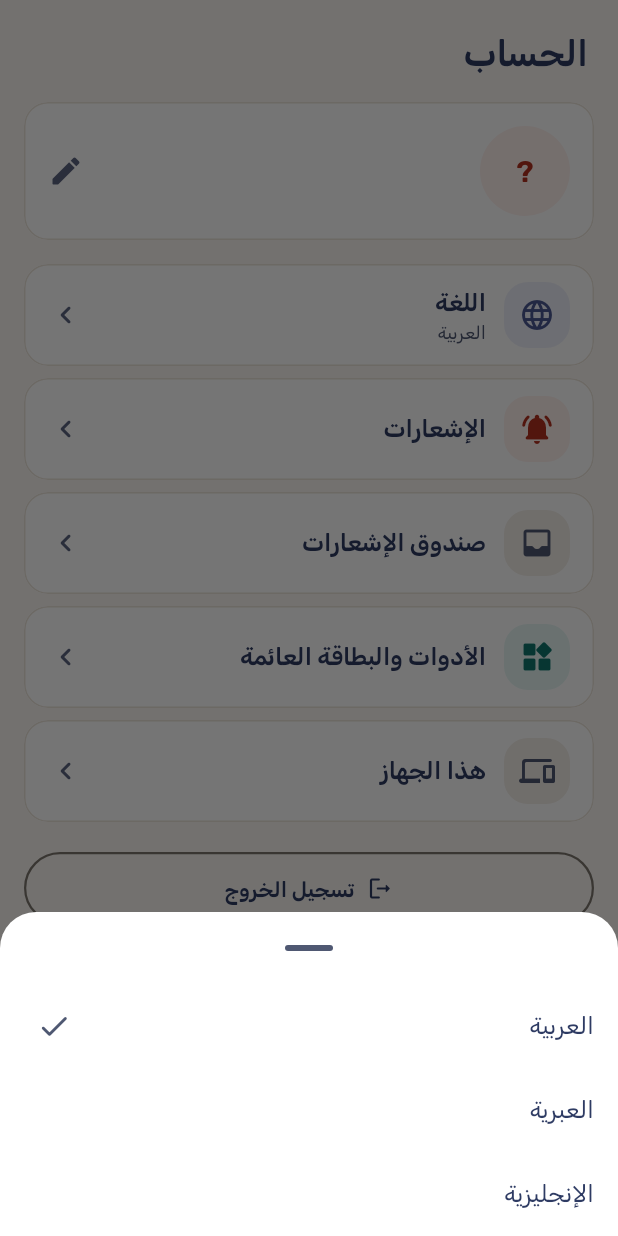
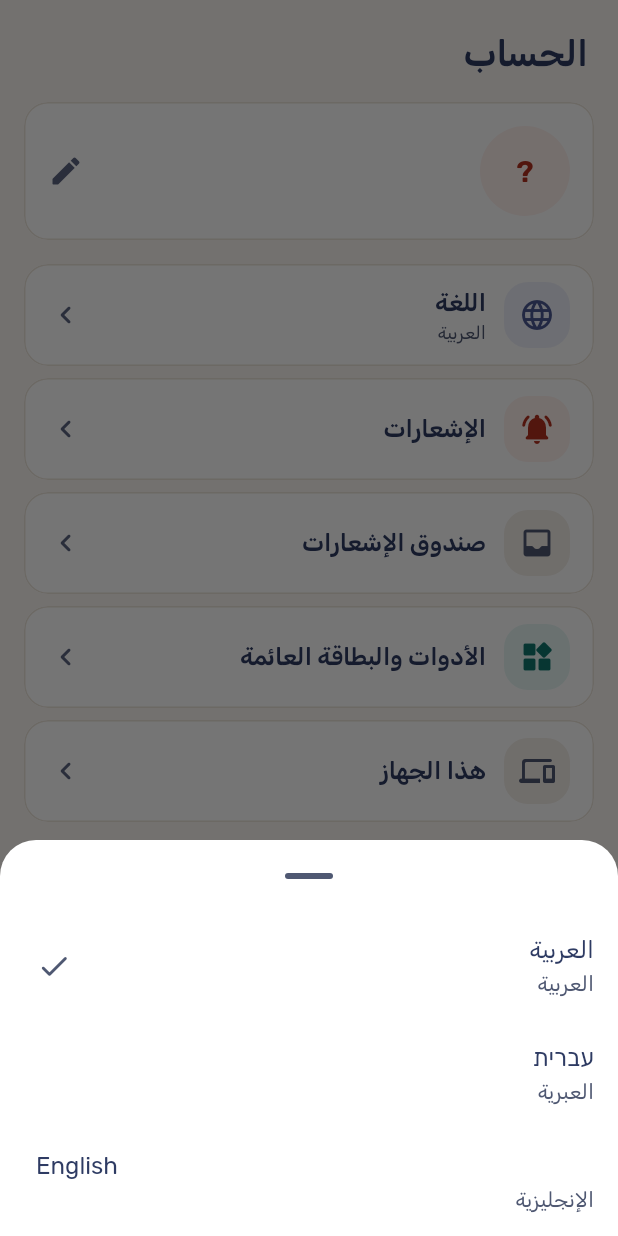
Before and after one commit to aabukhale/Parent-Assistant, a Flutter app: the AccountScreen widget shown alone on an empty page, opened directly, after a tap on "اللغة", on a phone screen of 412 x 824 dp. Run offline on Flutter 3.47's test engine with Material 3 defaults, Android fonts, the phone set to English and light mode, and no system bars; our stand-ins replace app_links, battery_plus, dio, firebase_core, firebase_messaging, flutter_local_notifications and 6 more; missing offline and left inert: flutter_webrtc, home_widget, mobile_scanner; accounts and stored records are empty; generated files the repository leaves out were written again; network calls fail.

Commit message:
Language picker shows each language in its own script; RTL/large-text screenshots
Co-Authored-By: Claude Opus 5.5 <noreply@anthropic.com>

```diff
--- a/my_app/lib/features/account/account_screen.dart
+++ b/my_app/lib/features/account/account_screen.dart
@@ -194,6 +194,8 @@ class AccountScreen extends ConsumerWidget {
     FamilyRole.caregiver => l.profileRoleCaregiver,
   };
 
+  static const _endonyms = {'ar': 'العربية', 'he': 'עברית', 'en': 'English'};
+
   String _languageName(AppLocalizations l, Locale locale) =>
       switch (locale.languageCode) {
         'ar' => l.languageArabic,
@@ -214,7 +216,15 @@ class AccountScreen extends ConsumerWidget {
           children: [
             for (final loc in AppLocales.supported)
               ListTile(
-                title: Text(_languageName(l, loc)),
+                // Each language in its own script, so someone who landed in
+                // a language they can't read can still find theirs.
+                title: Text(
+                  _endonyms[loc.languageCode] ?? loc.languageCode,
+                  textDirection: loc.languageCode == 'en'
+                      ? TextDirection.ltr
+                      : TextDirection.rtl,
+                ),
+                subtitle: Text(_languageName(l, loc)),
                 trailing: loc.languageCode == current.languageCode
                     ? const Icon(Icons.check_rounded)
                     : null,
```
Also changed, not shown: 3 other files.
